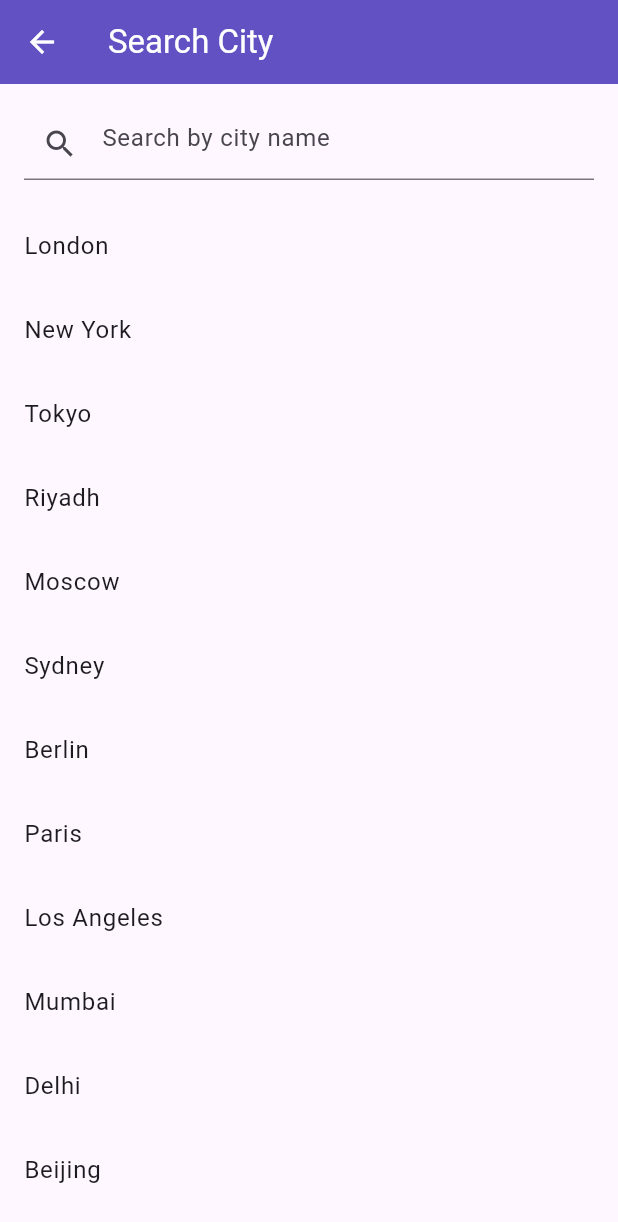
After one commit to shahriarRahmanShaon/weather_now, a Flutter app: the SearchPage screen opened directly, on a phone screen of 412 x 824 dp. The commit adds this screen. Shown: the top 1222 px of the screen. Run offline on Flutter 3.47's test engine with Material 3 defaults, Android fonts, the light colour scheme and no system bars; our stand-ins replace firebase_auth, firebase_core, flutter_svg, get, location, modal_bottom_sheet and 2 more; accounts and stored records are empty; network calls fail.

Commit message:
Search functionality add

```diff
--- a/lib/Resources/AppConstants/app_constants.dart
+++ b/lib/Resources/AppConstants/app_constants.dart
@@ -27,4 +27,21 @@ class AppConstants {
     }
   }
 
+  static const List<String> cities = [
+    'London', 'New York', 'Tokyo', 'Riyadh', 'Moscow', 'Sydney', 'Berlin',
+    'Paris', 'Los Angeles', 'Mumbai', 'Delhi', 'Beijing', 'Shanghai', 'Cairo',
+    'Dubai', 'Singapore', 'Mexico City', 'Lagos', 'Buenos Aires', 'Istanbul',
+    'Johannesburg', 'Seoul', 'Bangkok', 'Kuala Lumpur', 'Rome', 'Madrid',
+    'Chicago', 'Toronto', 'Vancouver', 'Melbourne', 'Perth', 'Brisbane',
+    'Cape Town', 'Dublin', 'Zurich', 'Vienna', 'Lisbon', 'Helsinki', 'Oslo',
+    'Stockholm', 'Warsaw', 'Budapest', 'Prague', 'Athens', 'Copenhagen',
+    'Santiago', 'Bogota', 'Rio de Janeiro', 'Sao Paulo', 'Lima', 'Havana',
+    'Caracas', 'Manila', 'Jakarta', 'Hanoi', 'Kolkata', 'Karachi',
+    'Lahore', 'Islamabad', 'Kabul', 'Tehran', 'Baghdad', 'Beirut', 'Amman',
+    'Jerusalem', 'Damascus', 'Addis Ababa', 'Accra', 'Nairobi', 'Algiers',
+    'Casablanca', 'Rabat', 'Tunis', 'Tripoli', 'Kigali', 'Luanda', 'Yaounde',
+    'Kinshasa', 'Maputo', 'Harare', 'Pretoria', 'Windhoek', 'Banjul', 'Freetown',
+    'Monrovia', 'Abuja', 'Dakar', 'Nouakchott', 'Mogadishu', 'Djibouti', 'Muscat'
+  ];
+
 }
--- /dev/null
+++ b/lib/View/Search/search_screen.dart
@@ -0,0 +1,84 @@
+import 'package:flutter/material.dart';
+import 'package:get/get.dart';
+import 'package:weather_now/Resources/AppConstants/app_constants.dart';
+import 'package:weather_now/ViewModel/Controllers/home_controllers.dart';
+
+class SearchPage extends StatefulWidget {
+  const SearchPage({Key? key}) : super(key: key);
+
+  @override
+  State<SearchPage> createState() => _SearchPageState();
+}
+
+class _SearchPageState extends State<SearchPage> {
+  final HomeController _homeController = Get.find<HomeController>();
+  final TextEditingController _searchController = TextEditingController();
+  List<String> _filteredCities = [];
+
+  @override
+  void initState() {
+    super.initState();
+    _filteredCities = AppConstants.cities;
+  }
+
+  void _filterCities(String query) {
+    setState(() {
+      _filteredCities = AppConstants.cities
+          .where((city) => city.toLowerCase().contains(query.toLowerCase()))
+          .toList();
+    });
+  }
+
+  @override
+  Widget build(BuildContext context) {
+    return Scaffold(
+      appBar: AppBar(
+        iconTheme: const IconThemeData(
+          color: Colors.white,
+        ),
+        title: const Text('Search City', style: TextStyle(
+          color: Colors.white
+        ),),
+        backgroundColor: const Color(0xFF6151C3),
+      ),
+      body: Column(
+        children: [
+          Padding(
+            padding: const EdgeInsets.all(16.0),
+            child: TextField(
+              controller: _searchController,
+              decoration: const InputDecoration(
+                hintText: 'Search by city name',
+                prefixIcon: Icon(Icons.search),
+              ),
+              onChanged: (value) {
+                _filterCities(value);
+              },
+              onSubmitted: (value) {
+                if (value.isNotEmpty) {
+                  _homeController.getWeatherDataForCity(value);
+                  Get.back();
+                }
+              },
+            ),
+          ),
+          Expanded(
+            child: ListView.builder(
+              itemCount: _filteredCities.length,
+              itemBuilder: (context, index) {
+                return ListTile(
+                  title: Text(_filteredCities[index]),
+                  onTap: () {
+                    String selectedCity = _filteredCities[index];
+                    _homeController.getWeatherDataForCity(selectedCity);
+                    Get.back();
+                  },
+                );
+              },
+            ),
+          ),
+        ],
+      ),
+    );
+  }
+}
```
Also changed, not shown: lib/View/Home/home_screen.dart (+12 -3 lines), lib/ViewModel/Controllers/home_controllers.dart (+7 -0 lines).
